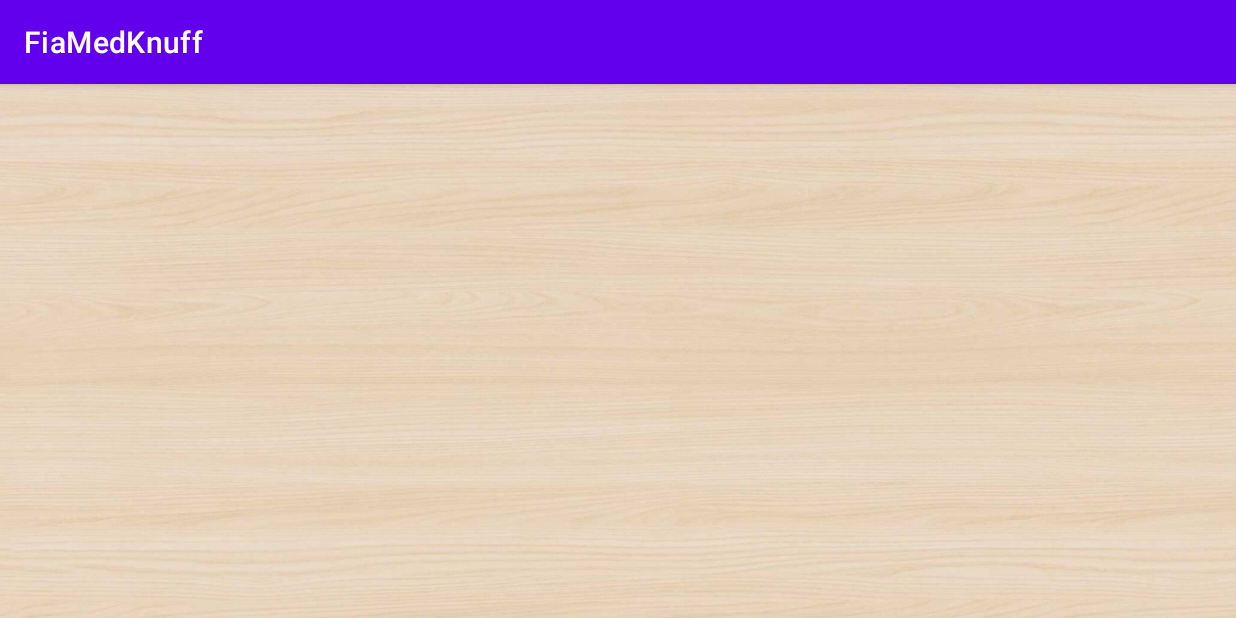
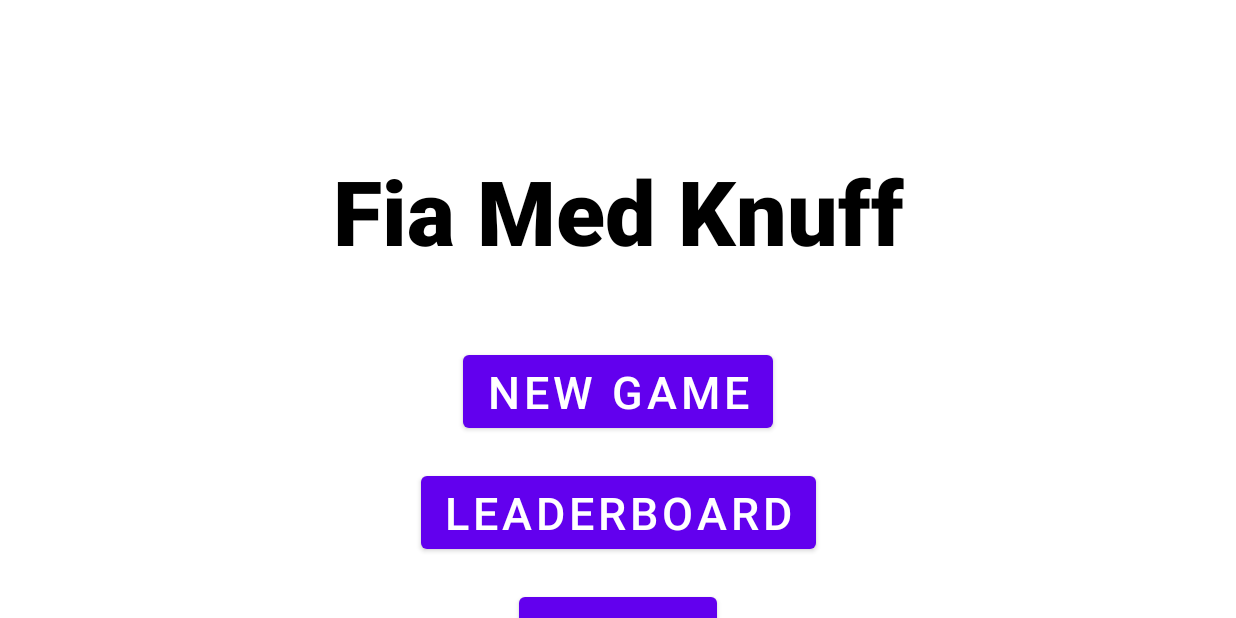
Before and after one commit to sjohan99/TDA367, an Android app: the screen it shows after launch (MainActivity), on a phone screen of 824 x 412 dp (held sideways). Run offline under Robolectric (Android 15) with nearby library versions, the phone set to English and light mode, and no system bars.

Commit message:
Löst enkel navigation i huvudmenyn.

```diff
--- a/app/build.gradle
+++ b/app/build.gradle
@@ -32,6 +32,9 @@ dependencies {
     implementation 'androidx.appcompat:appcompat:1.3.1'
     implementation 'com.google.android.material:material:1.4.0'
     implementation 'androidx.constraintlayout:constraintlayout:2.1.0'
+    implementation 'androidx.legacy:legacy-support-v4:1.0.0'
+    implementation 'androidx.navigation:navigation-runtime:2.3.5'
+    implementation 'androidx.navigation:navigation-fragment:2.3.5'
     testImplementation 'junit:junit:4.+'
     androidTestImplementation 'androidx.test.ext:junit:1.1.3'
     androidTestImplementation 'androidx.test.espresso:espresso-core:3.4.0'
--- a/app/src/main/java/com/example/fiamedknuff/activities/MainActivity.java
+++ b/app/src/main/java/com/example/fiamedknuff/activities/MainActivity.java
@@ -11,6 +11,6 @@ public class MainActivity extends AppCompatActivity {
     @Override
     protected void onCreate(Bundle savedInstanceState) {
         super.onCreate(savedInstanceState);
-        setContentView(R.layout.activity_game);
+        setContentView(R.layout.activity_main);
     }
 }
--- /dev/null
+++ b/app/src/main/java/com/example/fiamedknuff/fragments/MainMenuFragment.java
@@ -0,0 +1,79 @@
+package com.example.fiamedknuff.fragments;
+
+import android.os.Bundle;
+
+import androidx.fragment.app.Fragment;
+import androidx.navigation.NavController;
+import androidx.navigation.NavOptions;
+import androidx.navigation.fragment.NavHostFragment;
+
+import android.view.LayoutInflater;
+import android.view.View;
+import android.view.ViewGroup;
+import android.widget.Button;
+
+import com.example.fiamedknuff.R;
+
+public class MainMenuFragment extends Fragment {
+
+    NavController navController;
+    Button newGameBtn, leaderboardBtn, rulebookBtn;
+
+    @Override
+    public View onCreateView(LayoutInflater inflater, ViewGroup container,
+                             Bundle savedInstanceState) {
+        navController = NavHostFragment.findNavController(this);
+
+        View view = inflater.inflate(R.layout.fragment_main_menu, container, false);
+
+        newGameBtn = view.findViewById(R.id.newGameBtn);
+        leaderboardBtn = view.findViewById(R.id.leaderboardBtn);
+        rulebookBtn = view.findViewById(R.id.rulebookBtn);
+
+        newGameBtn.setOnClickListener(new View.OnClickListener() {
+            @Override
+            public void onClick(View view) {
+                //TODO
+                /*
+                navController.navigate(
+                        R.id.action_mainMenu_to_newGameSetup,
+                        null,
+                        new NavOptions.Builder()
+                                .setEnterAnim(android.R.animator.fade_in)
+                                .setExitAnim(android.R.animator.fade_out)
+                                .build()
+                );
+                 */
+            }
+        });
+
+        leaderboardBtn.setOnClickListener(new View.OnClickListener() {
+            @Override
+            public void onClick(View view) {
+                navController.navigate(R.id.action_mainMenuFragment_to_leaderboardFragment,
+                        null,
+                        new NavOptions.Builder()
+                                .setEnterAnim(android.R.animator.fade_in)
+                                .setExitAnim(android.R.animator.fade_out)
+                                .build()
+                );
+            }
+        });
+
+        rulebookBtn.setOnClickListener(new View.OnClickListener() {
+            @Override
+            public void onClick(View view) {
+                navController.navigate(
+                        R.id.action_mainMenuFragment_to_rulebookFragment,
+                        null,
+                        new NavOptions.Builder()
+                                .setEnterAnim(android.R.animator.fade_in)
+                                .setExitAnim(android.R.animator.fade_out)
+                                .build()
+                );
+            }
+        });
+
+        return view;
+    }
+}
--- a/app/src/main/res/layout/activity_main.xml
+++ b/app/src/main/res/layout/activity_main.xml
@@ -6,13 +6,17 @@
     android:layout_height="match_parent"
     tools:context=".activities.MainActivity">
 
-    <TextView
-        android:layout_width="wrap_content"
-        android:layout_height="wrap_content"
-        android:text="Hello World!"
-        app:layout_constraintBottom_toBottomOf="parent"
+    <androidx.fragment.app.FragmentContainerView
+        android:id="@+id/nav_host_fragment"
+        android:name="androidx.navigation.fragment.NavHostFragment"
+        android:layout_width="0dp"
+        android:layout_height="0dp"
         app:layout_constraintLeft_toLeftOf="parent"
         app:layout_constraintRight_toRightOf="parent"
-        app:layout_constraintTop_toTopOf="parent" />
+        app:layout_constraintTop_toTopOf="parent"
+        app:layout_constraintBottom_toBottomOf="parent"
+
+        app:defaultNavHost="true"
+        app:navGraph="@navigation/nav_graph" />
 
 </androidx.constraintlayout.widget.ConstraintLayout>
--- /dev/null
+++ b/app/src/main/res/layout/fragment_main_menu.xml
@@ -0,0 +1,55 @@
+<?xml version="1.0" encoding="utf-8"?>
+<androidx.constraintlayout.widget.ConstraintLayout xmlns:android="http://schemas.android.com/apk/res/android"
+    xmlns:app="http://schemas.android.com/apk/res-auto"
+    xmlns:tools="http://schemas.android.com/tools"
+    android:layout_width="match_parent"
+    android:layout_height="match_parent"
+    tools:context=".fragments.MainMenuFragment">
+
+    <TextView
+        android:id="@+id/gameTitle"
+        android:layout_width="wrap_content"
+        android:layout_height="wrap_content"
+        android:layout_marginTop="100dp"
+        android:fontFamily="sans-serif-black"
+        android:text="Fia Med Knuff"
+        android:textColor="@color/black"
+        android:textSize="60sp"
+        app:layout_constraintEnd_toEndOf="parent"
+        app:layout_constraintStart_toStartOf="parent"
+        app:layout_constraintTop_toTopOf="parent" />
+
+    <Button
+        android:id="@+id/newGameBtn"
+        android:layout_width="wrap_content"
+        android:layout_height="wrap_content"
+        android:layout_marginTop="50dp"
+        android:text="New Game"
+        android:textSize="30sp"
+        app:layout_constraintEnd_toEndOf="parent"
+        app:layout_constraintStart_toStartOf="parent"
+        app:layout_constraintTop_toBottomOf="@+id/gameTitle" />
+
+    <Button
+        android:id="@+id/leaderboardBtn"
+        android:layout_width="wrap_content"
+        android:layout_height="wrap_content"
+        android:layout_marginTop="20dp"
+        android:text="Leaderboard"
+        android:textSize="30sp"
+        app:layout_constraintEnd_toEndOf="parent"
+        app:layout_constraintStart_toStartOf="parent"
+        app:layout_constraintTop_toBottomOf="@+id/newGameBtn" />
+
+    <Button
+        android:id="@+id/rulebookBtn"
+        android:layout_width="wrap_content"
+        android:layout_height="wrap_content"
+        android:layout_marginTop="20dp"
+        android:text="Rules"
+        android:textSize="30sp"
+        app:layout_constraintEnd_toEndOf="parent"
+        app:layout_constraintStart_toStartOf="parent"
+        app:layout_constraintTop_toBottomOf="@+id/leaderboardBtn" />
+
+</androidx.constraintlayout.widget.ConstraintLayout>
--- /dev/null
+++ b/app/src/main/res/layout/fragment_new_game.xml
@@ -0,0 +1,6 @@
+<?xml version="1.0" encoding="utf-8"?>
+<androidx.constraintlayout.widget.ConstraintLayout xmlns:android="http://schemas.android.com/apk/res/android"
+    xmlns:app="http://schemas.android.com/apk/res-auto"
+    xmlns:tools="http://schemas.android.com/tools"
+    android:layout_width="match_parent"
+    android:layout_height="match_parent"/>
--- /dev/null
+++ b/app/src/main/res/navigation/nav_graph.xml
@@ -0,0 +1,29 @@
+<?xml version="1.0" encoding="utf-8"?>
+<navigation xmlns:android="http://schemas.android.com/apk/res/android"
+    xmlns:app="http://schemas.android.com/apk/res-auto"
+    xmlns:tools="http://schemas.android.com/tools"
+    android:id="@+id/nav_graph"
+    app:startDestination="@id/mainMenuFragment">
+
+    <fragment
+        android:id="@+id/mainMenuFragment"
+        android:name="com.example.fiamedknuff.fragments.MainMenuFragment"
+        android:label="fragment_main_menu"
+        tools:layout="@layout/fragment_main_menu" >
+        <action
+            android:id="@+id/action_mainMenuFragment_to_leaderboardFragment"
+            app:destination="@id/leaderboardFragment" />
+        <action
+            android:id="@+id/action_mainMenuFragment_to_rulebookFragment"
+            app:destination="@id/rulebookFragment" />
+    </fragment>
+    <fragment
+        android:id="@+id/leaderboardFragment"
+        android:name="com.example.fiamedknuff.fragments.leaderboardFragment"
+        android:label="fragment_leaderboard"
+        tools:layout="@layout/fragment_leaderboard" />
+    <fragment
+        android:id="@+id/rulebookFragment"
+        android:name="com.example.fiamedknuff.rulebookFragment"
+        android:label="rulebookFragment" />
+</navigation>
--- a/app/src/main/res/values-night/themes.xml
+++ b/app/src/main/res/values-night/themes.xml
@@ -1,6 +1,6 @@
 <resources xmlns:tools="http://schemas.android.com/tools">
     <!-- Base application theme. -->
-    <style name="Theme.FiaMedKnuff" parent="Theme.MaterialComponents.DayNight.DarkActionBar">
+    <style name="Theme.FiaMedKnuff" parent="Theme.MaterialComponents.DayNight.NoActionBar">
         <!-- Primary brand color. -->
         <item name="colorPrimary">@color/purple_200</item>
         <item name="colorPrimaryVariant">@color/purple_700</item>
--- a/app/src/main/res/values/strings.xml
+++ b/app/src/main/res/values/strings.xml
@@ -1,3 +1,5 @@
 <resources>
     <string name="app_name">FiaMedKnuff</string>
+    <!-- TODO: Remove or change this placeholder text -->
+    <string name="hello_blank_fragment">Hello blank fragment</string>
 </resources>
--- a/app/src/main/res/values/themes.xml
+++ b/app/src/main/res/values/themes.xml
@@ -1,6 +1,6 @@
 <resources xmlns:tools="http://schemas.android.com/tools">
     <!-- Base application theme. -->
-    <style name="Theme.FiaMedKnuff" parent="Theme.MaterialComponents.DayNight.DarkActionBar">
+    <style name="Theme.FiaMedKnuff" parent="Theme.MaterialComponents.DayNight.NoActionBar">
         <!-- Primary brand color. -->
         <item name="colorPrimary">@color/purple_500</item>
         <item name="colorPrimaryVariant">@color/purple_700</item>
```
Also changed, not shown: app/src/main/res/layout/new_game_fragment.xml (deleted, +0 -211 lines).
